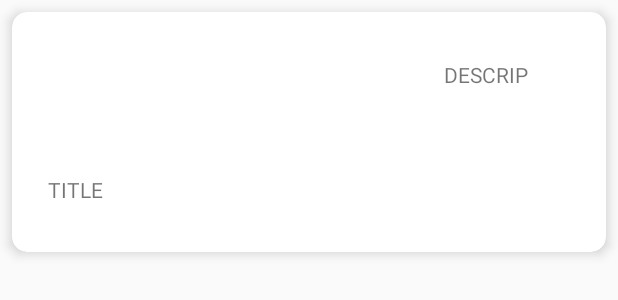
After one commit to kirannep/Github_retrofit, an Android app: the layout row.xml on its own in the app's theme, with its tools: preview values and no code run, on a phone screen of 412 x 824 dp. The commit adds this screen. Shown: the top 300 px of the screen. Run offline under Robolectric (Android 15) with nearby library versions, the phone set to English and light mode, and no system bars.

Commit message:
Recycler view implemented using adapter

```diff
--- a/app/build.gradle
+++ b/app/build.gradle
@@ -35,4 +35,6 @@ dependencies {
     implementation 'com.squareup.retrofit2:retrofit:2.6.1'
     implementation 'com.squareup.retrofit2:converter-gson:2.6.1'
     implementation "com.squareup.okhttp3:logging-interceptor:4.1.0"
+    implementation 'androidx.recyclerview:recyclerview:1.0.0'
+    implementation 'androidx.cardview:cardview:1.0.0'
 }
--- /dev/null
+++ b/app/src/main/res/layout/row.xml
@@ -0,0 +1,49 @@
+<?xml version="1.0" encoding="utf-8"?>
+<androidx.cardview.widget.CardView xmlns:android="http://schemas.android.com/apk/res/android"
+                                   xmlns:app="http://schemas.android.com/apk/res-auto"
+                                   xmlns:tools="http://schemas.android.com/tools"
+                                   android:orientation="vertical"
+                                   android:layout_width="match_parent"
+                                   android:layout_height="wrap_content"
+                                   android:layout_margin="8dp"
+                                   app:cardElevation="5dp"
+                                   app:cardCornerRadius="10dp"
+>
+
+    <androidx.constraintlayout.widget.ConstraintLayout android:layout_width="416dp"
+                                                       android:layout_height="160dp">
+
+        <TextView
+                android:id="@+id/tv_title"
+                android:layout_width="wrap_content"
+                android:layout_height="wrap_content"
+                tools:text="TITLE"
+                android:gravity="center"
+                app:layout_constraintStart_toStartOf="parent"
+                android:layout_marginStart="24dp" android:layout_marginBottom="32dp"
+                app:layout_constraintBottom_toBottomOf="parent"/>
+
+        <TextView
+                android:id="@+id/tv_description"
+                android:layout_width="63dp"
+                android:layout_height="17dp"
+                android:layout_marginTop="32dp"
+                android:layout_marginEnd="68dp"
+                android:gravity="center"
+                app:layout_constraintEnd_toEndOf="parent"
+                app:layout_constraintTop_toTopOf="parent"
+                tools:text="DESCRIPTION"/>
+
+
+
+
+
+
+
+    </androidx.constraintlayout.widget.ConstraintLayout>
+
+
+
+
+
+</androidx.cardview.widget.CardView>
```
Also changed, not shown: app/src/main/java/com/example/kotlingithubretrofit/GithubAdapter.kt (added, +29 -0 lines), app/src/main/java/com/example/kotlingithubretrofit/MainActivity.kt (+6 -3 lines), app/src/main/res/layout/activity_main.xml (+8 -11 lines).
